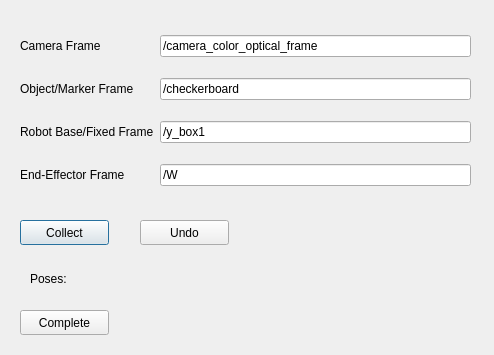
The window that ui/handeye.ui (liushuya7/cn5X) describes before a commit, drawn with Qt 5.
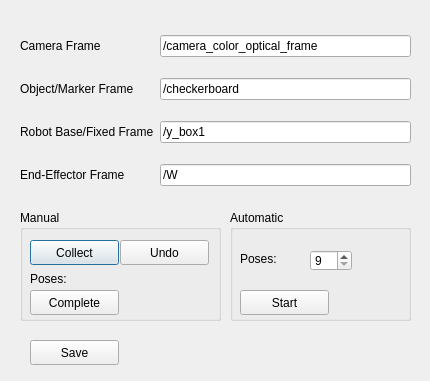
The same window after the commit.

Commit message: working on handeye gui design and automatic robot poses generation

Diff of the .ui file:
```diff
--- a/ui/handeye.ui
+++ b/ui/handeye.ui
@@ -6,8 +6,8 @@
    <rect>
     <x>0</x>
     <y>0</y>
-    <width>494</width>
-    <height>355</height>
+    <width>430</width>
+    <height>381</height>
    </rect>
   </property>
   <property name="windowTitle">
@@ -18,7 +18,7 @@
     <rect>
      <x>20</x>
      <y>20</y>
-     <width>451</width>
+     <width>391</width>
      <height>181</height>
     </rect>
    </property>
@@ -81,11 +81,23 @@
     </item>
    </layout>
   </widget>
+  <widget class="QGroupBox" name="groupBox_manual">
+   <property name="geometry">
+    <rect>
+     <x>20</x>
+     <y>210</y>
+     <width>201</width>
+     <height>111</height>
+    </rect>
+   </property>
+   <property name="title">
+    <string>Manual</string>
+   </property>
   <widget class="QPushButton" name="pushButton_collect">
    <property name="geometry">
     <rect>
-     <x>20</x>
-     <y>220</y>
+      <x>10</x>
+      <y>30</y>
      <width>89</width>
      <height>25</height>
     </rect>
@@ -94,24 +106,11 @@
     <string>Collect</string>
    </property>
   </widget>
-  <widget class="QPushButton" name="pushButton_complete">
-   <property name="geometry">
-    <rect>
-     <x>20</x>
-     <y>310</y>
-     <width>89</width>
-     <height>25</height>
-    </rect>
-   </property>
-   <property name="text">
-    <string>Complete</string>
-   </property>
-  </widget>
   <widget class="QPushButton" name="pushButton_undo">
    <property name="geometry">
     <rect>
-     <x>140</x>
-     <y>220</y>
+      <x>100</x>
+      <y>30</y>
      <width>89</width>
      <height>25</height>
     </rect>
@@ -120,11 +119,24 @@
     <string>Undo</string>
    </property>
   </widget>
-  <widget class="QLabel" name="label_poses">
+   <widget class="QPushButton" name="pushButton_complete">
    <property name="geometry">
     <rect>
-     <x>30</x>
-     <y>270</y>
+      <x>10</x>
+      <y>80</y>
+      <width>89</width>
+      <height>25</height>
+     </rect>
+    </property>
+    <property name="text">
+     <string>Complete</string>
+    </property>
+   </widget>
+   <widget class="QLabel" name="label_poses_manual">
+    <property name="geometry">
+     <rect>
+      <x>10</x>
+      <y>60</y>
      <width>67</width>
      <height>17</height>
     </rect>
@@ -144,6 +156,75 @@
    </property>
    <property name="text">
     <string/>
+    </property>
+   </widget>
+  </widget>
+  <widget class="QGroupBox" name="groupBox_auto">
+   <property name="geometry">
+    <rect>
+     <x>230</x>
+     <y>210</y>
+     <width>181</width>
+     <height>111</height>
+    </rect>
+   </property>
+   <property name="title">
+    <string>Automatic</string>
+   </property>
+   <widget class="QLabel" name="label_poses_auto">
+    <property name="geometry">
+     <rect>
+      <x>10</x>
+      <y>40</y>
+      <width>67</width>
+      <height>17</height>
+     </rect>
+    </property>
+    <property name="text">
+     <string>Poses:</string>
+    </property>
+   </widget>
+   <widget class="QSpinBox" name="spinBox_pose_count">
+    <property name="geometry">
+     <rect>
+      <x>80</x>
+      <y>40</y>
+      <width>42</width>
+      <height>21</height>
+     </rect>
+    </property>
+    <property name="minimum">
+     <number>9</number>
+    </property>
+    <property name="maximum">
+     <number>30</number>
+    </property>
+   </widget>
+   <widget class="QPushButton" name="pushButton_auto_start">
+    <property name="geometry">
+     <rect>
+      <x>10</x>
+      <y>80</y>
+      <width>89</width>
+      <height>25</height>
+     </rect>
+    </property>
+    <property name="text">
+     <string>Start</string>
+    </property>
+   </widget>
+  </widget>
+  <widget class="QPushButton" name="pushButton_save">
+   <property name="geometry">
+    <rect>
+     <x>30</x>
+     <y>340</y>
+     <width>89</width>
+     <height>25</height>
+    </rect>
+   </property>
+   <property name="text">
+    <string>Save</string>
    </property>
   </widget>
  </widget>
```
Left out of the diff: 4 changed lines with no effect on the pictures. Lines whose indentation alone changed are shown as unchanged. The commit also changes 1 other file.
